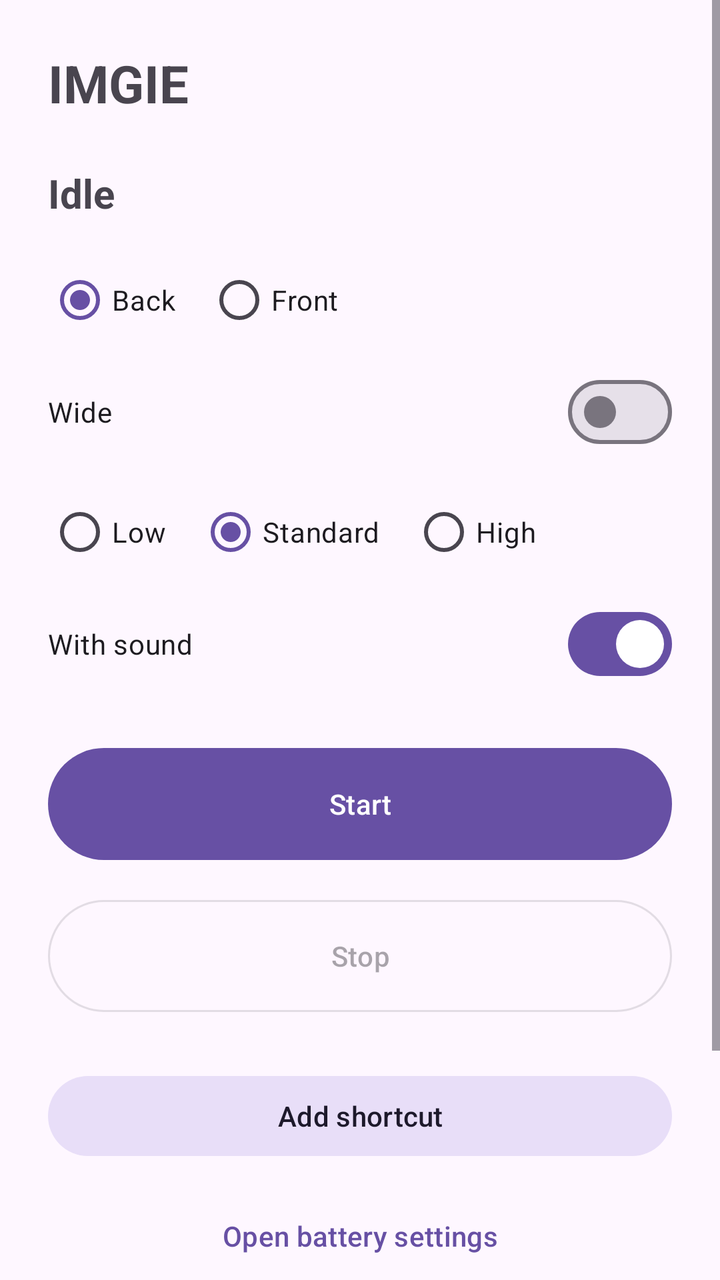
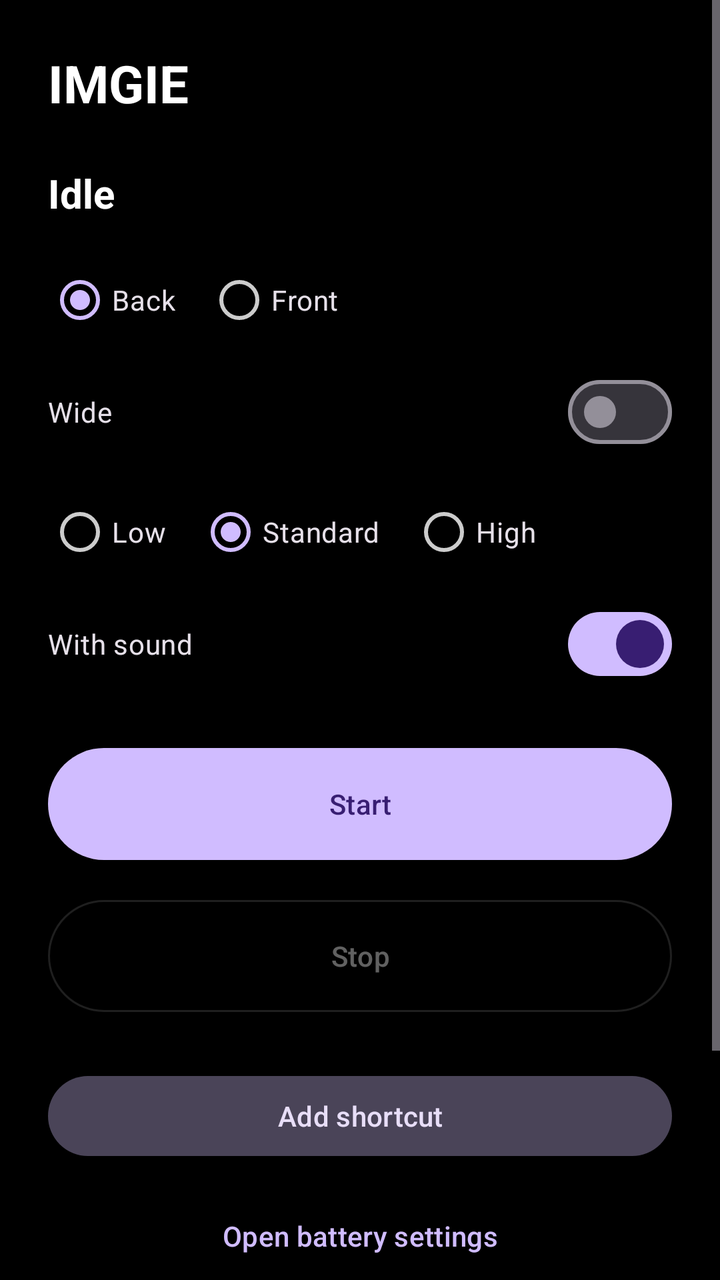

Screens rendered from an Android XML layout before and after an edit, with the pre-edit source and the edit as a unified diff.
<!-- AndroidManifest.xml: application theme Theme.BgRecorder -->
<!-- res/layout/activity_main.xml -->
<?xml version="1.0" encoding="utf-8"?>
<ScrollView xmlns:android="http://schemas.android.com/apk/res/android"
    android:layout_width="match_parent"
    android:layout_height="match_parent"
    android:fillViewport="true">

    <LinearLayout
        android:layout_width="match_parent"
        android:layout_height="wrap_content"
        android:orientation="vertical"
        android:padding="24dp">

        <TextView
            android:layout_width="wrap_content"
            android:layout_height="wrap_content"
            android:text="@string/app_name"
            android:textSize="26sp"
            android:textStyle="bold" />

        <TextView
            android:id="@+id/statusText"
            android:layout_width="match_parent"
            android:layout_height="wrap_content"
            android:layout_marginTop="24dp"
            android:text="@string/status_idle"
            android:textSize="20sp"
            android:textStyle="bold" />

        <RadioGroup
            android:id="@+id/cameraGroup"
            android:layout_width="match_parent"
            android:layout_height="wrap_content"
            android:layout_marginTop="16dp"
            android:orientation="horizontal">

            <RadioButton
                android:id="@+id/radioBack"
                android:layout_width="wrap_content"
                android:layout_height="wrap_content"
                android:checked="true"
                android:text="@string/camera_back" />

            <RadioButton
                android:id="@+id/radioFront"
                android:layout_width="wrap_content"
                android:layout_height="wrap_content"
                android:layout_marginStart="16dp"
                android:text="@string/camera_front" />
        </RadioGroup>

        <com.google.android.material.materialswitch.MaterialSwitch
            android:id="@+id/wideSwitch"
            android:layout_width="match_parent"
            android:layout_height="wrap_content"
            android:layout_marginTop="8dp"
            android:checked="false"
            android:text="@string/wide_angle" />

        <RadioGroup
            android:id="@+id/qualityGroup"
            android:layout_width="match_parent"
            android:layout_height="wrap_content"
            android:layout_marginTop="12dp"
            android:orientation="horizontal">

            <RadioButton
                android:id="@+id/radioHd"
                android:layout_width="wrap_content"
                android:layout_height="wrap_content"
                android:text="@string/quality_hd" />

            <RadioButton
                android:id="@+id/radioFhd"
                android:layout_width="wrap_content"
                android:layout_height="wrap_content"
                android:layout_marginStart="16dp"
                android:checked="true"
                android:text="@string/quality_fhd" />

            <RadioButton
                android:id="@+id/radioUhd"
                android:layout_width="wrap_content"
                android:layout_height="wrap_content"
                android:layout_marginStart="16dp"
                android:text="@string/quality_uhd" />
        </RadioGroup>

        <com.google.android.material.materialswitch.MaterialSwitch
            android:id="@+id/audioSwitch"
            android:layout_width="match_parent"
            android:layout_height="wrap_content"
            android:layout_marginTop="8dp"
            android:checked="true"
            android:text="@string/record_audio" />

        <com.google.android.material.button.MaterialButton
            android:id="@+id/startButton"
            android:layout_width="match_parent"
            android:layout_height="64dp"
            android:layout_marginTop="24dp"
            android:text="@string/start_recording" />

        <com.google.android.material.button.MaterialButton
            android:id="@+id/stopButton"
            style="@style/Widget.Material3.Button.OutlinedButton"
            android:layout_width="match_parent"
            android:layout_height="64dp"
            android:layout_marginTop="12dp"
            android:enabled="false"
            android:text="@string/stop_recording" />

        <com.google.android.material.button.MaterialButton
            android:id="@+id/pinButton"
            style="@style/Widget.Material3.Button.TonalButton"
            android:layout_width="match_parent"
            android:layout_height="wrap_content"
            android:layout_marginTop="24dp"
            android:text="@string/pin_shortcut" />

        <com.google.android.material.button.MaterialButton
            android:id="@+id/batteryButton"
            style="@style/Widget.Material3.Button.TextButton"
            android:layout_width="match_parent"
            android:layout_height="wrap_content"
            android:layout_marginTop="12dp"
            android:text="@string/battery_settings" />

        <TextView
            android:layout_width="wrap_content"
            android:layout_height="wrap_content"
            android:layout_marginTop="28dp"
            android:text="@string/icon_picker_label"
            android:textSize="14sp"
            android:textStyle="bold" />

        <RadioGroup
            android:id="@+id/iconGroup"
            android:layout_width="match_parent"
            android:layout_height="wrap_content"
            android:layout_marginTop="8dp"
            android:orientation="horizontal"
            android:weightSum="5">

            <RadioButton
                android:id="@+id/iconBattery"
                android:layout_width="0dp"
                android:layout_height="wrap_content"
                android:layout_weight="1"
                android:button="@null"
                android:gravity="center"
                android:drawablePadding="4dp"
                android:drawableTop="@drawable/ic_icon_battery_small"
                android:text="@string/icon_label_battery"
                android:textSize="11sp"
                android:checked="true" />

            <RadioButton
                android:id="@+id/iconCalc"
                android:layout_width="0dp"
                android:layout_height="wrap_content"
                android:layout_weight="1"
                android:button="@null"
                android:gravity="center"
                android:drawablePadding="4dp"
                android:drawableTop="@drawable/ic_icon_calc_small"
                android:text="@string/icon_label_calc"
                android:textSize="11sp" />

            <RadioButton
                android:id="@+id/iconMemo"
                android:layout_width="0dp"
                android:layout_height="wrap_content"
                android:layout_weight="1"
                android:button="@null"
                android:gravity="center"
                android:drawablePadding="4dp"
                android:drawableTop="@drawable/ic_icon_memo_small"
                android:text="@string/icon_label_memo"
                android:textSize="11sp" />

            <RadioButton
                android:id="@+id/iconWeather"
                android:layout_width="0dp"
                android:layout_height="wrap_content"
                android:layout_weight="1"
                android:button="@null"
                android:gravity="center"
                android:drawablePadding="4dp"
                android:drawableTop="@drawable/ic_icon_weather_small"
                android:text="@string/icon_label_weather"
                android:textSize="11sp" />

            <RadioButton
                android:id="@+id/iconCalendar"
                android:layout_width="0dp"
                android:layout_height="wrap_content"
                android:layout_weight="1"
                android:button="@null"
                android:gravity="center"
                android:drawablePadding="4dp"
                android:drawableTop="@drawable/ic_icon_calendar_small"
                android:text="@string/icon_label_calendar"
                android:textSize="11sp" />
        </RadioGroup>
    </LinearLayout>
</ScrollView>
<!-- resources referenced by this layout -->
<resources>
  <!-- drawable ic_icon_battery_small (drawable) -->
  <?xml version="1.0" encoding="utf-8"?>
  <vector xmlns:android="http://schemas.android.com/apk/res/android"
      android:width="40dp"
      android:height="40dp"
      android:viewportWidth="108"
      android:viewportHeight="108">
  
      
      <path
          android:fillColor="#FFFFFF"
          android:pathData="M0,0h108v108h-108z" />
  
      
      <path
          android:strokeColor="#37474F"
          android:strokeWidth="4"
          android:pathData="M30,38H74A6,6 0 0 1 80,44V64A6,6 0 0 1 74,70H30A6,6 0 0 1 24,64V44A6,6 0 0 1 30,38Z" />
  
      
      <path
          android:fillColor="#37474F"
          android:pathData="M83,48H88A2,2 0 0 1 90,50V58A2,2 0 0 1 88,60H83Z" />
  
      
      <path
          android:fillColor="#4CAF50"
          android:pathData="M30,44H42V64H30Z M46,44H58V64H46Z M62,44H74V64H62Z" />
  </vector>
  <!-- drawable ic_icon_memo_small (drawable) -->
  <?xml version="1.0" encoding="utf-8"?>
  <vector xmlns:android="http://schemas.android.com/apk/res/android"
      android:width="40dp"
      android:height="40dp"
      android:viewportWidth="108"
      android:viewportHeight="108">
  
      
      <path
          android:fillColor="#FFFFFF"
          android:pathData="M0,0h108v108h-108z" />
  
      
      <path
          android:fillColor="#37474F"
          android:pathData="M34,10H40V24H34Z M50,10H56V24H50Z M68,10H74V24H68Z" />
  
      
      <path
          android:fillColor="#FFFFFF"
          android:strokeColor="#37474F"
          android:strokeWidth="4"
          android:pathData="M26,16H82A4,4 0 0 1 86,20V92A4,4 0 0 1 82,96H26A4,4 0 0 1 22,92V20A4,4 0 0 1 26,16Z" />
  
      
      <path
          android:fillColor="#B0BEC5"
          android:pathData="M32,36H76V40H32Z M32,50H76V54H32Z M32,64H66V68H32Z M32,78H58V82H32Z" />
  </vector>
  <!-- drawable ic_icon_weather_small (drawable) -->
  <?xml version="1.0" encoding="utf-8"?>
  <vector xmlns:android="http://schemas.android.com/apk/res/android"
      android:width="40dp"
      android:height="40dp"
      android:viewportWidth="108"
      android:viewportHeight="108">
  
      
      <path
          android:fillColor="#FFFFFF"
          android:pathData="M0,0h108v108h-108z" />
  
      
      <path
          android:fillColor="#FFB300"
          android:pathData="M48,20m-15,0a15,15 0 1,1 30,0a15,15 0 1,1 -30,0" />
  
      
      <path
          android:fillColor="#90A4AE"
          android:pathData="M32,90c-9,0 -16,-7 -16,-16c0,-8 5.8,-14.6 13.4,-15.8c2,-11 11.6,-19.2 23.1,-19.2c11.6,0 21.3,8.5 23.1,19.6c8.1,1 14.4,7.9 14.4,16.4c0,9.1 -7.4,16.5 -16.5,16.5z" />
  </vector>
  <string name="app_name">IMGIE</string>
  <string name="battery_settings">Open battery settings</string>
  <string name="camera_back">Back</string>
  <string name="camera_front">Front</string>
  <string name="icon_label_battery">Battery</string>
  <string name="icon_label_calc">Calculator</string>
  <string name="icon_label_calendar">Calendar</string>
  <string name="icon_label_memo">Notes</string>
  <string name="icon_label_weather">Weather</string>
  <string name="icon_picker_label">Choose icon</string>
  <string name="pin_shortcut">Add shortcut</string>
  <string name="quality_fhd">Standard</string>
  <string name="quality_hd">Low</string>
  <string name="quality_uhd">High</string>
  <string name="record_audio">With sound</string>
  <string name="start_recording">Start</string>
  <string name="status_idle">Idle</string>
  <string name="stop_recording">Stop</string>
  <string name="wide_angle">Wide</string>
  <style name="Theme.BgRecorder" parent="Theme.Material3.DayNight.NoActionBar" />
  <!-- unchanged entries left out for length: 2 -->
</resources>

<!-- the commit's change to res/layout/activity_main.xml (unified diff, before → after) -->
@@ -2,11 +2,13 @@
 <ScrollView xmlns:android="http://schemas.android.com/apk/res/android"
     android:layout_width="match_parent"
     android:layout_height="match_parent"
+    android:background="@android:color/black"
     android:fillViewport="true">
 
     <LinearLayout
         android:layout_width="match_parent"
         android:layout_height="wrap_content"
+        android:background="@android:color/black"
         android:orientation="vertical"
         android:padding="24dp">
 
@@ -14,6 +16,7 @@
             android:layout_width="wrap_content"
             android:layout_height="wrap_content"
             android:text="@string/app_name"
+            android:textColor="@android:color/white"
             android:textSize="26sp"
             android:textStyle="bold" />
 
@@ -23,6 +26,7 @@
             android:layout_height="wrap_content"
             android:layout_marginTop="24dp"
             android:text="@string/status_idle"
+            android:textColor="@android:color/white"
             android:textSize="20sp"
             android:textStyle="bold" />
 
@@ -130,6 +134,7 @@
             android:layout_height="wrap_content"
             android:layout_marginTop="28dp"
             android:text="@string/icon_picker_label"
+            android:textColor="@android:color/white"
             android:textSize="14sp"
             android:textStyle="bold" />
 
<!-- resource entries referenced after the edit -->
@@ -101,7 +101,13 @@
   <string name="status_idle">Idle</string>
   <string name="stop_recording">Stop</string>
   <string name="wide_angle">Wide</string>
-  <style name="Theme.BgRecorder" parent="Theme.Material3.DayNight.NoActionBar" />
+  <style name="Theme.BgRecorder" parent="Theme.Material3.Dark.NoActionBar">
+          <item name="android:windowBackground">@android:color/black</item>
+          <item name="android:colorBackground">@android:color/black</item>
+          <item name="colorSurface">@android:color/black</item>
+          <item name="colorOnSurface">@android:color/white</item>
+          <item name="colorOnSurfaceVariant">#CCCCCC</item>
+      </style>
   <!-- unchanged entries left out for length: 2 -->
 </resources>
 
